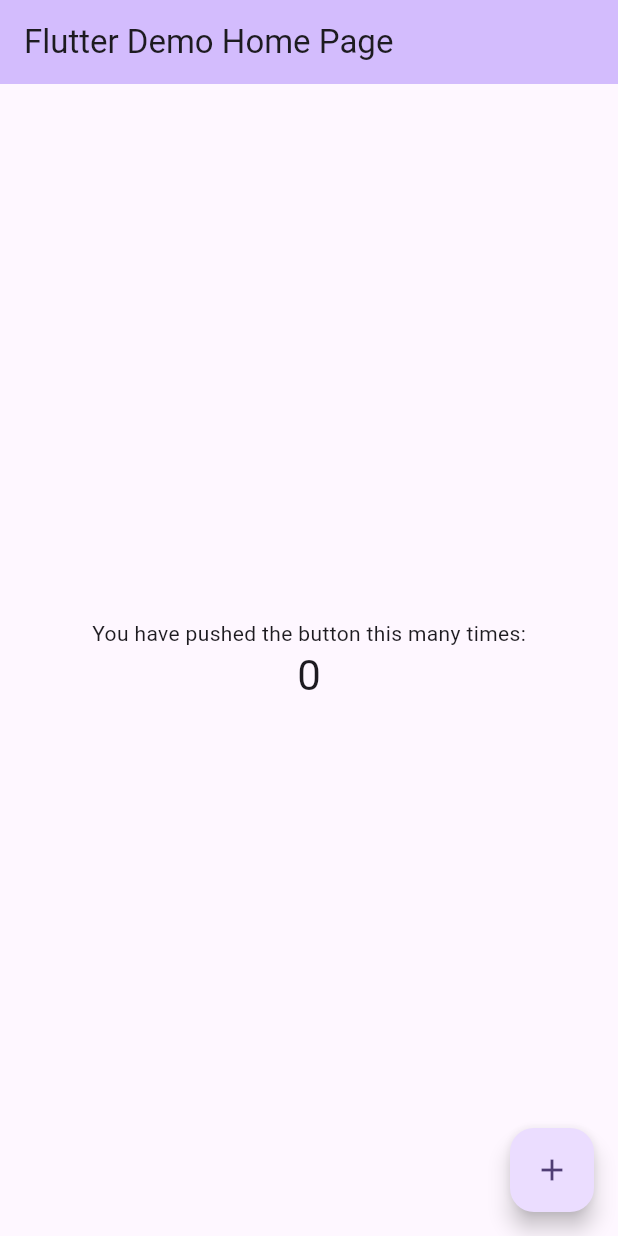
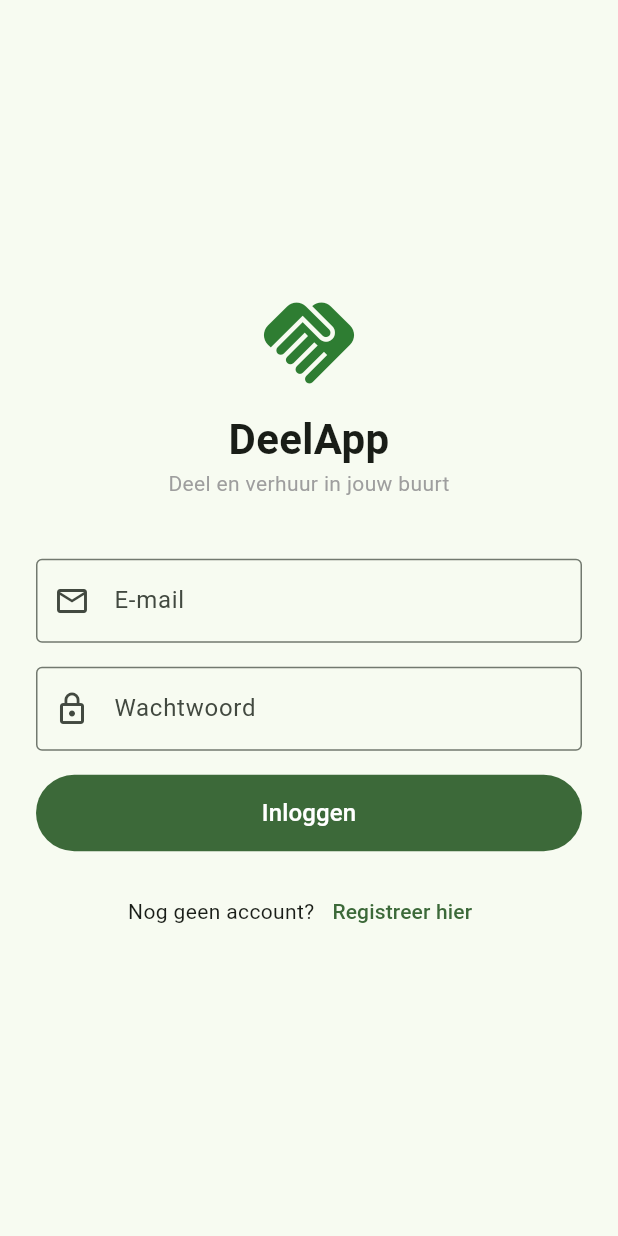
Before and after one commit to RayaneAm/Deelapp, a Flutter app: the screen it shows after launch, on a phone screen of 412 x 824 dp. Run offline on Flutter 3.47's test engine with Material 3 defaults, Android fonts, the light colour scheme and no system bars; our stand-ins replace cloud_firestore, firebase_auth, firebase_core, go_router; accounts and stored records are empty.

Commit message:
Firebase Auth toegevoegd - registratie en login

```diff
--- /dev/null
+++ b/lib/app.dart
@@ -0,0 +1,46 @@
+import 'package:flutter/material.dart';
+import 'package:go_router/go_router.dart';
+import 'package:provider/provider.dart';
+import 'features/auth/auth_service.dart';
+import 'features/auth/login_screen.dart';
+import 'features/auth/register_screen.dart';
+import 'features/devices/device_list_screen.dart';
+import 'features/devices/add_device_screen.dart';
+import 'features/devices/device_detail_screen.dart';
+import 'features/rentals/my_rentals_screen.dart';
+import 'features/rentals/owner_dashboard_screen.dart';
+
+class DeelApp extends StatelessWidget {
+  const DeelApp({super.key});
+
+  @override
+  Widget build(BuildContext context) {
+    return MaterialApp.router(
+      title: 'DeelApp',
+      theme: ThemeData(
+        colorScheme: ColorScheme.fromSeed(seedColor: const Color(0xFF2E7D32)),
+        useMaterial3: true,
+      ),
+      routerConfig: _buildRouter(),
+    );
+  }
+}
+
+GoRouter _buildRouter() {
+  return GoRouter(
+    initialLocation: '/login',
+    routes: [
+      GoRoute(path: '/login', builder: (_, __) => const LoginScreen()),
+      GoRoute(path: '/register', builder: (_, __) => const RegisterScreen()),
+      GoRoute(path: '/devices', builder: (_, __) => const DeviceListScreen()),
+      GoRoute(path: '/add-device', builder: (_, __) => const AddDeviceScreen()),
+      GoRoute(
+        path: '/device/:id',
+        builder: (_, state) =>
+            DeviceDetailScreen(deviceId: state.pathParameters['id']!),
+      ),
+      GoRoute(path: '/my-rentals', builder: (_, __) => const MyRentalsScreen()),
+      GoRoute(path: '/dashboard', builder: (_, __) => const OwnerDashboardScreen()),
+    ],
+  );
+}
--- /dev/null
+++ b/lib/features/auth/login_screen.dart
@@ -0,0 +1,124 @@
+import 'package:flutter/material.dart';
+import 'package:go_router/go_router.dart';
+import 'package:provider/provider.dart';
+import 'auth_service.dart';
+
+class LoginScreen extends StatefulWidget {
+  const LoginScreen({super.key});
+
+  @override
+  State<LoginScreen> createState() => _LoginScreenState();
+}
+
+class _LoginScreenState extends State<LoginScreen> {
+  final _formKey = GlobalKey<FormState>();
+  final _emailController = TextEditingController();
+  final _passwordController = TextEditingController();
+  bool _loading = false;
+  String? _errorMessage;
+
+  @override
+  void dispose() {
+    _emailController.dispose();
+    _passwordController.dispose();
+    super.dispose();
+  }
+
+  Future<void> _login() async {
+    if (!_formKey.currentState!.validate()) return;
+    setState(() { _loading = true; _errorMessage = null; });
+    try {
+      await context.read<AuthService>().login(
+        email: _emailController.text.trim(),
+        password: _passwordController.text.trim(),
+      );
+      if (mounted) context.go('/devices');
+    } catch (e) {
+      setState(() => _errorMessage = _parseError(e.toString()));
+    } finally {
+      if (mounted) setState(() => _loading = false);
+    }
+  }
+
+  String _parseError(String e) {
+    if (e.contains('user-not-found')) return 'Geen account gevonden.';
+    if (e.contains('wrong-password')) return 'Verkeerd wachtwoord.';
+    if (e.contains('invalid-email')) return 'Ongeldig e-mail.';
+    return 'Inloggen mislukt. Probeer opnieuw.';
+  }
+
+  @override
+  Widget build(BuildContext context) {
+    return Scaffold(
+      body: SafeArea(
+        child: Center(
+          child: SingleChildScrollView(
+            padding: const EdgeInsets.all(24),
+            child: Form(
+              key: _formKey,
+              child: Column(
+                crossAxisAlignment: CrossAxisAlignment.stretch,
+                children: [
+                  const Icon(Icons.handshake, size: 72, color: Color(0xFF2E7D32)),
+                  const SizedBox(height: 8),
+                  const Text('DeelApp', textAlign: TextAlign.center,
+                      style: TextStyle(fontSize: 28, fontWeight: FontWeight.bold)),
+                  const Text('Deel en verhuur in jouw buurt',
+                      textAlign: TextAlign.center,
+                      style: TextStyle(color: Colors.grey)),
+                  const SizedBox(height: 40),
+                  TextFormField(
+                    controller: _emailController,
+                    keyboardType: TextInputType.emailAddress,
+                    decoration: const InputDecoration(
+                      labelText: 'E-mail',
+                      prefixIcon: Icon(Icons.email_outlined),
+                      border: OutlineInputBorder(),
+                    ),
+                    validator: (v) => v != null && v.contains('@') ? null : 'Voer een geldig e-mail in',
+                  ),
+                  const SizedBox(height: 16),
+                  TextFormField(
+                    controller: _passwordController,
+                    obscureText: true,
+                    decoration: const InputDecoration(
+                      labelText: 'Wachtwoord',
+                      prefixIcon: Icon(Icons.lock_outline),
+                      border: OutlineInputBorder(),
+                    ),
+                    validator: (v) => v != null && v.length >= 6 ? null : 'Min. 6 tekens',
+                  ),
+                  if (_errorMessage != null)
+                    Padding(
+                      padding: const EdgeInsets.only(top: 8),
+                      child: Text(_errorMessage!, style: const TextStyle(color: Colors.red)),
+                    ),
+                  const SizedBox(height: 16),
+                  FilledButton(
+                    onPressed: _loading ? null : _login,
+                    style: FilledButton.styleFrom(padding: const EdgeInsets.symmetric(vertical: 14)),
+                    child: _loading
+                        ? const SizedBox(height: 20, width: 20,
+                            child: CircularProgressIndicator(strokeWidth: 2, color: Colors.white))
+                        : const Text('Inloggen', style: TextStyle(fontSize: 16)),
+                  ),
+                  const SizedBox(height: 16),
+                  Row(
+                    mainAxisAlignment: MainAxisAlignment.center,
+                    children: [
+                      const Text('Nog geen account?'),
+                      TextButton(
+                        onPressed: () => context.go('/register'),
+                        child: const Text('Registreer hier'),
+                      ),
+                    ],
+                  ),
+                ],
+              ),
+            ),
+          ),
+        ),
+      ),
+    );
+  }
+}
--- a/lib/main.dart
+++ b/lib/main.dart
@@ -1,122 +1,19 @@
 import 'package:flutter/material.dart';
+import 'package:firebase_core/firebase_core.dart';
+import 'package:provider/provider.dart';
+import 'firebase_options.dart';
+import 'app.dart';
+import 'features/auth/auth_service.dart';
 
-void main() {
-  runApp(const MyApp());
+void main() async {
+  WidgetsFlutterBinding.ensureInitialized();
+  await Firebase.initializeApp(options: DefaultFirebaseOptions.currentPlatform);
+  runApp(
+    MultiProvider(
+      providers: [
+        ChangeNotifierProvider(create: (_) => AuthService()),
+      ],
+      child: const DeelApp(),
+    ),
+  );
 }
-
-class MyApp extends StatelessWidget {
-  const MyApp({super.key});
-
-  // This widget is the root of your application.
-  @override
-  Widget build(BuildContext context) {
-    return MaterialApp(
-      title: 'Flutter Demo',
-      theme: ThemeData(
-        // This is the theme of your application.
-        //
-        // TRY THIS: Try running your application with "flutter run". You'll see
-        // the application has a purple toolbar. Then, without quitting the app,
-        // try changing the seedColor in the colorScheme below to Colors.green
-        // and then invoke "hot reload" (save your changes or press the "hot
-        // reload" button in a Flutter-supported IDE, or press "r" if you used
-        // the command line to start the app).
-        //
-        // Notice that the counter didn't reset back to zero; the application
-        // state is not lost during the reload. To reset the state, use hot
-        // restart instead.
-        //
-        // This works for code too, not just values: Most code changes can be
-        // tested with just a hot reload.
-        colorScheme: .fromSeed(seedColor: Colors.deepPurple),
-      ),
-      home: const MyHomePage(title: 'Flutter Demo Home Page'),
-    );
-  }
-}
-
-class MyHomePage extends StatefulWidget {
-  const MyHomePage({super.key, required this.title});
-
-  // This widget is the home page of your application. It is stateful, meaning
-  // that it has a State object (defined below) that contains fields that affect
-  // how it looks.
-
-  // This class is the configuration for the state. It holds the values (in this
-  // case the title) provided by the parent (in this case the App widget) and
-  // used by the build method of the State. Fields in a Widget subclass are
-  // always marked "final".
-
-  final String title;
-
-  @override
-  State<MyHomePage> createState() => _MyHomePageState();
-}
-
-class _MyHomePageState extends State<MyHomePage> {
-  int _counter = 0;
-
-  void _incrementCounter() {
-    setState(() {
-      // This call to setState tells the Flutter framework that something has
-      // changed in this State, which causes it to rerun the build method below
-      // so that the display can reflect the updated values. If we changed
-      // _counter without calling setState(), then the build method would not be
-      // called again, and so nothing would appear to happen.
-      _counter++;
-    });
-  }
-
-  @override
-  Widget build(BuildContext context) {
-    // This method is rerun every time setState is called, for instance as done
-    // by the _incrementCounter method above.
-    //
-    // The Flutter framework has been optimized to make rerunning build methods
-    // fast, so that you can just rebuild anything that needs updating rather
-    // than having to individually change instances of widgets.
-    return Scaffold(
-      appBar: AppBar(
-        // TRY THIS: Try changing the color here to a specific color (to
-        // Colors.amber, perhaps?) and trigger a hot reload to see the AppBar
-        // change color while the other colors stay the same.
-        backgroundColor: Theme.of(context).colorScheme.inversePrimary,
-        // Here we take the value from the MyHomePage object that was created by
-        // the App.build method, and use it to set our appbar title.
-        title: Text(widget.title),
-      ),
-      body: Center(
-        // Center is a layout widget. It takes a single child and positions it
-        // in the middle of the parent.
-        child: Column(
-          // Column is also a layout widget. It takes a list of children and
-          // arranges them vertically. By default, it sizes itself to fit its
-          // children horizontally, and tries to be as tall as its parent.
-          //
-          // Column has various properties to control how it sizes itself and
-          // how it positions its children. Here we use mainAxisAlignment to
-          // center the children vertically; the main axis here is the vertical
-          // axis because Columns are vertical (the cross axis would be
-          // horizontal).
-          //
-          // TRY THIS: Invoke "debug painting" (choose the "Toggle Debug Paint"
-          // action in the IDE, or press "p" in the console), to see the
-          // wireframe for each widget.
-          mainAxisAlignment: .center,
-          children: [
-            const Text('You have pushed the button this many times:'),
-            Text(
-              '$_counter',
-              style: Theme.of(context).textTheme.headlineMedium,
-            ),
-          ],
-        ),
-      ),
-      floatingActionButton: FloatingActionButton(
-        onPressed: _incrementCounter,
-        tooltip: 'Increment',
-        child: const Icon(Icons.add),
-      ),
-    );
-  }
-}
```
Also changed, not shown: lib/features/auth/auth_service.dart (added, +57 -0 lines), lib/features/auth/register_screen.dart (added, +144 -0 lines), lib/firebase_options.dart (added).
